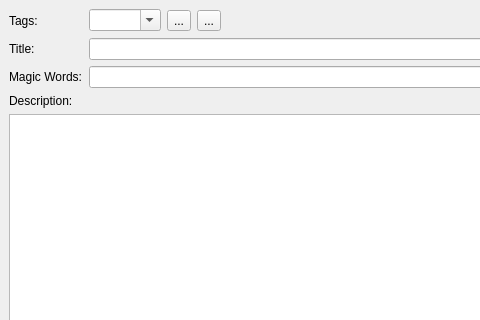
First picture: the form in BartleBlog/ui/tags_config.ui, repository ralsina/ra-blog, before the edit; both pictures show x 0 to 480 and y 0 to 320 of the 572 by 510 pixel window.
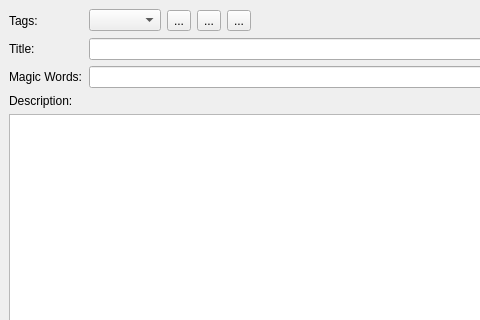
Second picture: the form after the edit. Icons and pictures are not drawn.

Commit message: Tag editor can rename tags

What changed in the file:
```diff
--- a/BartleBlog/ui/tags_config.ui
+++ b/BartleBlog/ui/tags_config.ui
@@ -65,7 +65,7 @@
        <item>
         <widget class="QComboBox" name="list" >
          <property name="editable" >
-          <bool>true</bool>
+          <bool>false</bool>
          </property>
         </widget>
        </item>
@@ -89,6 +89,16 @@
          </property>
         </widget>
        </item>
+       <item>
+        <widget class="QToolButton" name="rename" >
+         <property name="text" >
+          <string comment="Rename tag" >...</string>
+         </property>
+         <property name="icon" >
+          <iconset resource="icons.qrc" >:/icons/icons/edit.png</iconset>
+         </property>
+        </widget>
+       </item>
        <item>
         <spacer>
          <property name="orientation" >
```
The commit also changes 2 other files.
